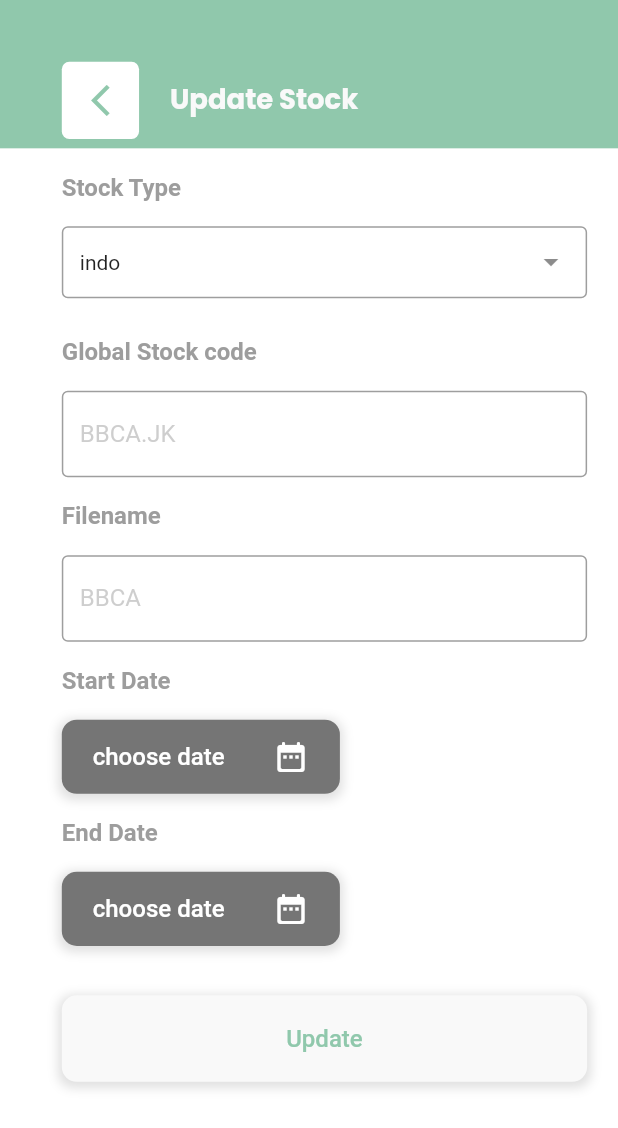
After one commit to dafageraldine/recordinvest, a Flutter app: the UpdateStock screen opened directly, on a phone screen of 412 x 824 dp. The commit adds this screen. Shown: the top 1128 px of the screen. Run offline on Flutter 3.47's test engine with Material 2 defaults, Android fonts, the phone set to English and light mode, and no system bars; drawn by our look-alikes of dropdown_search; our stand-ins replace flutter_screenutil, get, google_fonts, lottie, persistent_bottom_nav_bar, shared_preferences and 2 more; accounts and stored records are empty; network calls fail.

Commit message:
progress update stock data

```diff
--- /dev/null
+++ b/lib/components/datebutton.dart
@@ -0,0 +1,56 @@
+import 'package:flutter/material.dart';
+import 'package:flutter_screenutil/flutter_screenutil.dart';
+
+class DateButton extends StatelessWidget {
+  var onTap;
+  String date;
+  DateButton({super.key, this.onTap, required this.date});
+
+  @override
+  Widget build(BuildContext context) {
+    return Padding(
+      padding: EdgeInsets.only(top: 0.02.sh, left: 0.1.sw),
+      child: InkWell(
+        onTap: onTap,
+        child: Container(
+          width: 0.45.sw,
+          height: 0.06.sh,
+          decoration: BoxDecoration(
+              color: Colors.grey.shade600,
+              borderRadius: BorderRadius.circular(10),
+              boxShadow: const [
+                BoxShadow(
+                    blurRadius: 5.0,
+                    color: Colors.black12,
+                    spreadRadius: 2.0,
+                    offset: Offset(0, 2))
+              ]),
+          child: Center(
+            child: Row(
+              mainAxisAlignment: MainAxisAlignment.spaceBetween,
+              children: [
+                Padding(
+                  padding: EdgeInsets.only(left: 0.05.sw),
+                  child: Text(
+                    date,
+                    style: const TextStyle(
+                        fontWeight: FontWeight.w500,
+                        fontSize: 16,
+                        color: Colors.white),
+                  ),
+                ),
+                Padding(
+                  padding: EdgeInsets.only(right: 0.05.sw),
+                  child: const Icon(
+                    Icons.date_range_rounded,
+                    color: Colors.white,
+                  ),
+                )
+              ],
+            ),
+          ),
+        ),
+      ),
+    );
+  }
+}
--- /dev/null
+++ b/lib/components/processbutton.dart
@@ -0,0 +1,42 @@
+import 'package:flutter/material.dart';
+import 'package:flutter_screenutil/flutter_screenutil.dart';
+
+class ProcessButton extends StatelessWidget {
+  var onTap;
+  String title;
+  ProcessButton({super.key, this.onTap, required this.title});
+
+  @override
+  Widget build(BuildContext context) {
+    return Padding(
+      padding: EdgeInsets.only(top: 0.04.sh, left: 0.1.sw),
+      child: InkWell(
+        onTap: onTap,
+        child: Container(
+          width: 0.85.sw,
+          height: 0.07.sh,
+          decoration: BoxDecoration(
+              color: const Color.fromRGBO(249, 249, 249, 1),
+              borderRadius: BorderRadius.circular(10),
+              boxShadow: const [
+                BoxShadow(
+                    blurRadius: 5.0,
+                    color: Colors.black12,
+                    spreadRadius: 2.0,
+                    offset: Offset(0, 2))
+              ]),
+          child: Center(
+            child: Text(
+              title,
+              style: const TextStyle(
+                fontWeight: FontWeight.w500,
+                fontSize: 16,
+                color: Color.fromRGBO(144, 200, 172, 1),
+              ),
+            ),
+          ),
+        ),
+      ),
+    );
+  }
+}
--- a/lib/controller/stockanalysiscontroller.dart
+++ b/lib/controller/stockanalysiscontroller.dart
@@ -116,28 +116,6 @@ class StockAnalysisController extends GetxController {
     }
   }
 
-  Future updateStockData() async {
-    try {
-      // example
-      // https://dafageraldine.pythonanywhere.com/update_stock?jenis=us&kode=GOOG&saveas=GOOG&start=2018-01-01&end=2023-05-29
-      http.Response getdata = await http.get(Uri.parse(
-          "${baseurl}update_stock?jenis=${selectedStockType.value}&kode=${selectedStockName.split("| ")[0].trim()}&saveas=${values.value.text}&start=2018-01-01&end=2023-05-29"));
-      var data = json.decode(getdata.body);
-      if (data['message'] == "success") {
-        Get.snackbar("success",
-            "data for ${selectedStockName.split("| ")[0].trim()} updated !",
-            backgroundColor: sucswithopacity);
-      } else {
-        Get.snackbar("error", data['message'].toString(),
-            backgroundColor: errwithopacity);
-      }
-    } catch (e) {
-      Get.snackbar(
-          "error", "try again ! make sure you have internet connection",
-          backgroundColor: errwithopacity);
-    }
-  }
-
   Future analyzeDetail(String ma) async {
     analyzedatadetail.clear();
     isLoading.value = true;
--- /dev/null
+++ b/lib/controller/updatestockcontroller.dart
@@ -0,0 +1,39 @@
+import 'dart:convert';
+
+import 'package:flutter/material.dart';
+import 'package:get/get.dart';
+import 'package:http/http.dart' as http;
+
+import '../models/data.dart';
+
+class UpdateStockController extends GetxController {
+  List<String> combStockType = ['indo', 'us'];
+  RxString selectedStockType = "indo".obs;
+  Rx<TextEditingController> values = TextEditingController().obs;
+  Rx<TextEditingController> filename = TextEditingController().obs;
+  RxString startdate = "choose date".obs;
+  RxString enddate = "choose date".obs;
+
+  Future updateStockData() async {
+    try {
+      // example
+      // https://dafageraldine.pythonanywhere.com/update_stock?jenis=us&kode=GOOG&saveas=GOOG&start=2018-01-01&end=2023-05-29
+      http.Response getdata = await http.get(Uri.parse(
+          "${baseurl}update_stock?jenis=${selectedStockType.value}&kode=${values.value.text}&saveas=${filename.value.text}&start=${startdate.value}&end=${enddate.value}"));
+      var data = json.decode(getdata.body);
+      if (data['message'] == "success") {
+        Get.snackbar("success", "data for ${values.value.text} updated !",
+            backgroundColor: sucswithopacity);
+      } else {
+        Get.snackbar("error", data['message'].toString(),
+            backgroundColor: errwithopacity);
+      }
+    } catch (e) {
+      Get.snackbar(
+          "error", "try again ! make sure you have internet connection",
+          backgroundColor: errwithopacity);
+    }
+  }
+
+  datepick(String jenis) {}
+}
--- a/lib/screens/settings/settings.dart
+++ b/lib/screens/settings/settings.dart
@@ -7,6 +7,8 @@ import 'package:recordinvest/components/appversion.dart';
 import 'package:recordinvest/controller/settingcontroller.dart';
 import 'package:recordinvest/models/data.dart';
 import 'package:recordinvest/screens/web_view/initialpage.dart';
+
+import '../submenu/updatestock.dart';
 
 class SettingsPage extends StatelessWidget {
   SettingsPage({super.key});
@@ -62,8 +64,8 @@ class SettingsPage extends StatelessWidget {
                         borderRadius: BorderRadius.circular(10),
                         color: theme,
                       ),
-                      child:
-                          const Icon(Icons.exit_to_app_rounded, color: Colors.white),
+                      child: const Icon(Icons.exit_to_app_rounded,
+                          color: Colors.white),
                     ),
                   ),
                 )
@@ -112,7 +114,8 @@ class SettingsPage extends StatelessWidget {
                         borderRadius: BorderRadius.circular(10),
                         color: theme,
                       ),
-                      child: const Icon(Icons.code_rounded, color: Colors.white),
+                      child:
+                          const Icon(Icons.code_rounded, color: Colors.white),
                     ),
                   ),
                 )
@@ -148,7 +151,9 @@ class SettingsPage extends StatelessWidget {
                 Padding(
                   padding: EdgeInsets.only(right: 0.1.sw),
                   child: InkWell(
-                    onTap: () {},
+                    onTap: () {
+                      Get.to(UpdateStock());
+                    },
                     child: Container(
                       width: 0.15.sw,
                       height: 0.05.sh,
--- a/lib/screens/submenu/analyzestock.dart
+++ b/lib/screens/submenu/analyzestock.dart
@@ -6,6 +6,8 @@ import 'package:lottie/lottie.dart';
 import 'package:recordinvest/components/app_bar_with_back_button.dart';
 import 'package:recordinvest/controller/homecontroller.dart';
 import 'package:recordinvest/controller/stockanalysiscontroller.dart';
+
+import '../../components/processbutton.dart';
 
 class AnalyzeStock extends StatelessWidget {
   final StockAnalysisController _stockAnalysisController = Get.find();
@@ -172,40 +174,11 @@ class AnalyzeStock extends StatelessWidget {
                           ),
                         ],
                       )),
-                  Padding(
-                    padding: EdgeInsets.only(top: 0.04.sh, left: 0.1.sw),
-                    child: InkWell(
-                      onTap: () {
-                        _stockAnalysisController.analyzeStock();
-                      },
-                      child: Container(
-                        width: 0.85.sw,
-                        height: 0.07.sh,
-                        // color: Color.fromRGBO(217, 215, 241, 1),
-                        decoration: BoxDecoration(
-                            color: const Color.fromRGBO(249, 249, 249, 1),
-                            borderRadius: BorderRadius.circular(10),
-                            boxShadow: const [
-                              BoxShadow(
-                                  blurRadius: 5.0,
-                                  color: Colors.black12,
-                                  spreadRadius: 2.0,
-                                  offset: Offset(0, 2))
-                            ]),
-                        child: const Center(
-                          child: Text(
-                            "Analyze",
-                            style: TextStyle(
-                              fontWeight: FontWeight.w500,
-                              fontSize: 16,
-                              // color: Color.fromRGBO(104, 103, 172, 1),
-                              color: Color.fromRGBO(144, 200, 172, 1),
-                              // color: Color.fromRGBO(246, 198, 234, 1),
-                            ),
-                          ),
-                        ),
-                      ),
-                    ),
+                  ProcessButton(
+                    title: 'Analyze',
+                    onTap: () {
+                      _stockAnalysisController.analyzeStock();
+                    },
                   )
                 ],
               ))
--- /dev/null
+++ b/lib/screens/submenu/updatestock.dart
@@ -0,0 +1,169 @@
+import 'package:dropdown_search/dropdown_search.dart';
+import 'package:flutter/material.dart';
+import 'package:flutter_screenutil/flutter_screenutil.dart';
+import 'package:get/get.dart';
+import 'package:recordinvest/components/app_bar_with_back_button.dart';
+import 'package:recordinvest/components/datebutton.dart';
+import 'package:recordinvest/controller/updatestockcontroller.dart';
+
+import '../../components/processbutton.dart';
+
+class UpdateStock extends StatelessWidget {
+  UpdateStock({super.key});
+
+  final UpdateStockController _updateStockController =
+      Get.put(UpdateStockController());
+
+  @override
+  Widget build(BuildContext context) {
+    return Scaffold(
+      backgroundColor: Colors.white,
+      body: Column(crossAxisAlignment: CrossAxisAlignment.start, children: [
+        AppBarWithBackButton(
+          titleBar: 'Update Stock',
+          onTap: () {
+            Get.back();
+          },
+        ),
+        Obx(() => Column(
+              crossAxisAlignment: CrossAxisAlignment.start,
+              children: [
+                Padding(
+                  padding: EdgeInsets.only(top: 0.02.sh, left: 0.1.sw),
+                  child: const Text(
+                    "Stock Type",
+                    style: TextStyle(
+                      fontWeight: FontWeight.w600,
+                      color: Color.fromRGBO(157, 157, 157, 1),
+                      fontSize: 16,
+                    ),
+                  ),
+                ),
+                Padding(
+                    padding: EdgeInsets.only(top: 0.02.sh, left: 0.1.sw),
+                    child: Obx(() => Container(
+                        width: 0.85.sw,
+                        height: 0.07.sh,
+                        decoration: BoxDecoration(
+                          // color: Colors.grey[600],
+                          borderRadius: BorderRadius.circular(10),
+                        ),
+                        child: DropdownSearch<String>(
+                          popupProps: PopupProps.menu(
+                            itemBuilder: (context, item, isSelected) =>
+                                ListTile(title: Text(item)),
+                            showSearchBox: true,
+                          ),
+                          items: _updateStockController.combStockType,
+                          dropdownBuilder: (context, item) => Text(item!),
+                          onChanged: (value) {
+                            _updateStockController.selectedStockType.value =
+                                value!;
+                          },
+                          selectedItem:
+                              _updateStockController.selectedStockType.value,
+                        )))),
+                Padding(
+                  padding: EdgeInsets.only(top: 0.02.sh, left: 0.1.sw),
+                  child: const Text(
+                    "Global Stock code",
+                    style: TextStyle(
+                      fontWeight: FontWeight.w600,
+                      color: Color.fromRGBO(157, 157, 157, 1),
+                      fontSize: 16,
+                    ),
+                  ),
+                ),
+                Padding(
+                  padding: EdgeInsets.only(top: 0.02.sh, left: 0.1.sw),
+                  child: SizedBox(
+                    width: 0.85.sw,
+                    height: 0.07.sh,
+                    child: TextFormField(
+                        controller: _updateStockController.values.value,
+                        // obscureText: true,
+                        decoration: const InputDecoration(
+                            border: OutlineInputBorder(),
+                            hintStyle: TextStyle(
+                              fontWeight: FontWeight.w400,
+                              color: Color.fromRGBO(157, 157, 157, 0.5),
+                              fontSize: 16,
+                            ),
+                            hintText: "BBCA.JK")),
+                  ),
+                ),
+                Padding(
+                  padding: EdgeInsets.only(top: 0.02.sh, left: 0.1.sw),
+                  child: const Text(
+                    "Filename",
+                    style: TextStyle(
+                      fontWeight: FontWeight.w600,
+                      color: Color.fromRGBO(157, 157, 157, 1),
+                      fontSize: 16,
+                    ),
+                  ),
+                ),
+                Padding(
+                  padding: EdgeInsets.only(top: 0.02.sh, left: 0.1.sw),
+                  child: SizedBox(
+                    width: 0.85.sw,
+                    height: 0.07.sh,
+                    child: TextFormField(
+                        controller: _updateStockController.filename.value,
+                        // obscureText: true,
+                        decoration: const InputDecoration(
+                            border: OutlineInputBorder(),
+                            hintStyle: TextStyle(
+                              fontWeight: FontWeight.w400,
+                              color: Color.fromRGBO(157, 157, 157, 0.5),
+                              fontSize: 16,
+                            ),
+                            hintText: "BBCA")),
+                  ),
+                ),
+                Padding(
+                  padding: EdgeInsets.only(top: 0.02.sh, left: 0.1.sw),
+                  child: const Text(
+                    "Start Date",
+                    style: TextStyle(
+                      fontWeight: FontWeight.w600,
+                      color: Color.fromRGBO(157, 157, 157, 1),
+                      fontSize: 16,
+                    ),
+                  ),
+                ),
+                DateButton(
+                  date: _updateStockController.startdate.value,
+                  onTap: () {
+                    _updateStockController.datepick('start');
+                  },
+                ),
+                Padding(
+                  padding: EdgeInsets.only(top: 0.02.sh, left: 0.1.sw),
+                  child: const Text(
+                    "End Date",
+                    style: TextStyle(
+                      fontWeight: FontWeight.w600,
+                      color: Color.fromRGBO(157, 157, 157, 1),
+                      fontSize: 16,
+                    ),
+                  ),
+                ),
+                DateButton(
+                  date: _updateStockController.enddate.value,
+                  onTap: () {
+                    _updateStockController.datepick('end');
+                  },
+                ),
+                ProcessButton(
+                  title: 'Update',
+                  onTap: () {
+                    _updateStockController.updateStockData();
+                  },
+                )
+              ],
+            ))
+      ]),
+    );
+  }
+}
```
